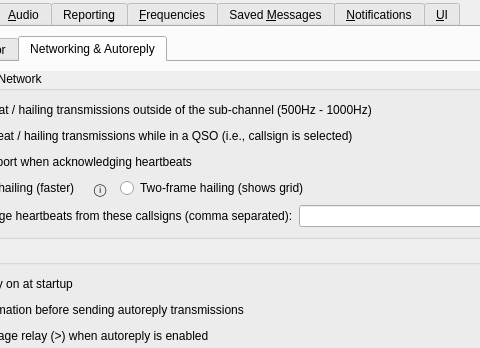
avantol/JS8Call-Subspace-Mode, file JS8_UI/Configuration.ui: the form before one commit; both pictures show x 138 to 618 and y 0 to 348 of the 717 by 600 pixel window.
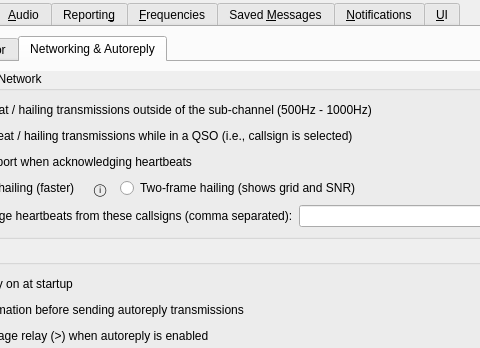
The form after the commit. The open tabs and pages were chosen to show the change. Custom widgets are drawn as their Qt base class.

Commit message: Build 162 (v4.0.0.162): CQ row highlight, icon font, @APRSIS routing, label tweak

```diff
--- a/JS8_UI/Configuration.ui
+++ b/JS8_UI/Configuration.ui
@@ -865,7 +865,7 @@
                     <item>
                      <widget class="QRadioButton" name="hail_two_frame_radio">
                       <property name="text">
-                       <string>Two-frame hailing (shows grid)</string>
+                       <string>Two-frame hailing (shows grid and SNR)</string>
                       </property>
                      </widget>
                     </item>
```
The commit also changes 5 other files.
